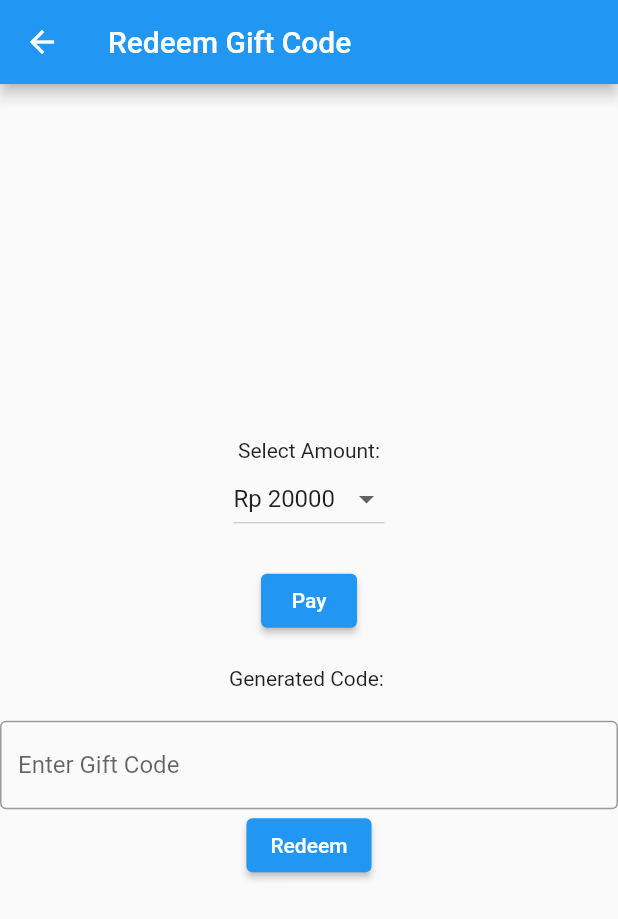
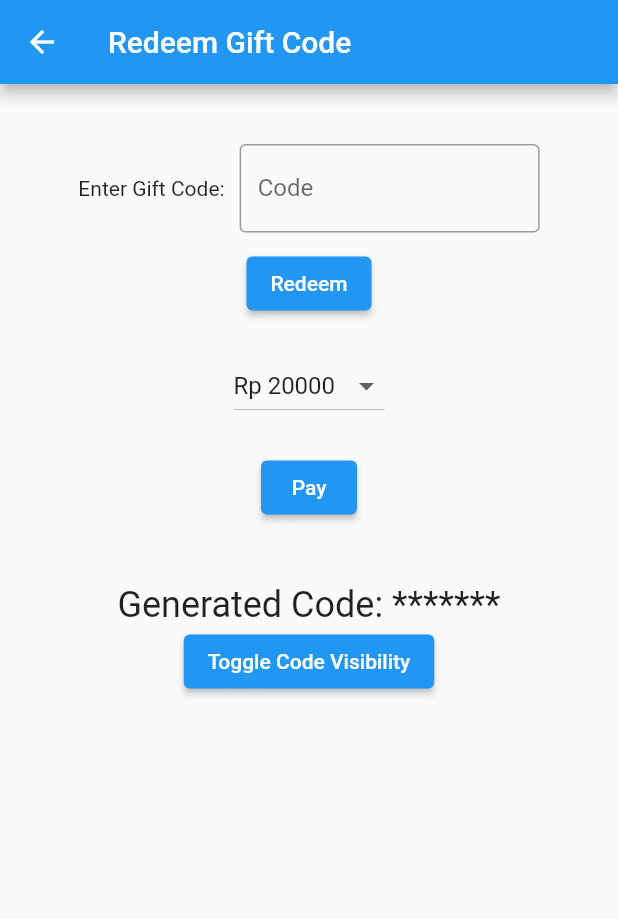
Before and after one commit to George535220173/UAS_E-MONEY, a Flutter app: the giftcodePage screen opened directly, on a phone screen of 412 x 824 dp. Shown: the top 919 px of the screen. Run offline on Flutter 3.47's test engine with Material 2 defaults, Android fonts, the phone set to English and light mode, and no system bars; network calls fail.

Commit message:
edit fitur giftcode page

```diff
--- a/lib/Deposit/giftcode.dart
+++ b/lib/Deposit/giftcode.dart
@@ -15,6 +15,7 @@ class _giftcodePageState extends State<giftcodePage> {
   int selectedAmount = 20000; // Default amount
   late String generatedCode = ''; // Initialize with an empty string
   TextEditingController enteredCodeController = TextEditingController();
+  bool isCodeVisible = false; // Newly added
 
   @override
   Widget build(BuildContext context) {
@@ -22,11 +23,39 @@ class _giftcodePageState extends State<giftcodePage> {
       appBar: AppBar(
         title: Text('Redeem Gift Code'),
       ),
-      body: Center(
+      body: SingleChildScrollView(
         child: Column(
-          mainAxisAlignment: MainAxisAlignment.center,
+          mainAxisAlignment: MainAxisAlignment.start,
           children: [
-            Text('Select Amount:'),
+            SizedBox(height: 40),
+            Row(
+              mainAxisAlignment: MainAxisAlignment.center,
+              children: [
+                Text('Enter Gift Code:'),
+                SizedBox(width: 10),
+                Container(
+                  width: 200, // Decreased width
+                  child: TextField(
+                    controller: enteredCodeController,
+                    onChanged: (value) {
+                      // You can add additional logic here if needed
+                    },
+                    decoration: InputDecoration(
+                      labelText: 'Code',
+                      border: OutlineInputBorder(),
+                    ),
+                  ),
+                ),
+              ],
+            ),
+            SizedBox(height: 10),
+            ElevatedButton(
+                  onPressed: () {
+                    _redeemCode();
+                  },
+                  child: Text('Redeem'),
+                ),
+            SizedBox(height: 20), // Add spacing
             DropdownButton<int>(
               value: selectedAmount,
               items: amounts.map((amount) {
@@ -47,23 +76,18 @@ class _giftcodePageState extends State<giftcodePage> {
               child: Text('Pay'),
             ),
             SizedBox(height: 20), // Add spacing
-            Text('Generated Code: $generatedCode'), // Display the generated code
             SizedBox(height: 20), // Add spacing
-            TextField(
-              controller: enteredCodeController,
-              onChanged: (value) {
-                // You can add additional logic here if needed
-              },
-              decoration: InputDecoration(
-                labelText: 'Enter Gift Code',
-                border: OutlineInputBorder(),
-              ),
+            Text(
+              'Generated Code: ${isCodeVisible ? generatedCode : '*******'}',
+              style: TextStyle(fontSize: 24), // Increased font size
             ),
             ElevatedButton(
               onPressed: () {
-                _redeemCode();
+                setState(() {
+                  isCodeVisible = !isCodeVisible;
+                });
               },
-              child: Text('Redeem'),
+              child: Text('Toggle Code Visibility'),
             ),
           ],
         ),
@@ -85,7 +109,7 @@ class _giftcodePageState extends State<giftcodePage> {
   void _redeemCode() {
     String enteredCode = enteredCodeController.text;
 
-    if (enteredCode == generatedCode) {
+    if (isCodeVisible && enteredCode == generatedCode) {
       // Entered code matches the generated code, redeem the gift
       Money.redeemGiftCode(enteredCode, selectedAmount.toDouble());
       Navigator.pop(context); // Close the gift code page
```
